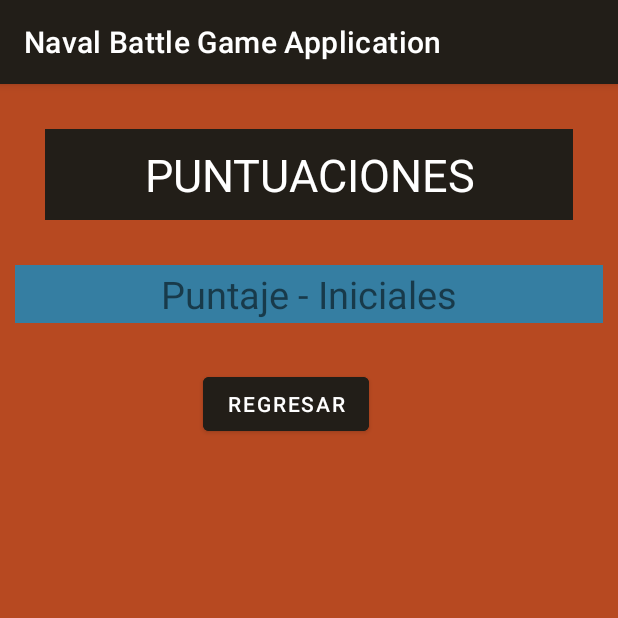
After one commit to ersalazar/battle-movil, an Android app: the ScoresActivity screen opened directly, with no data from a screen before it, on a phone screen of 412 x 824 dp, the top half of it. The commit adds this screen. Run offline under Robolectric (Android 15) with nearby library versions, the phone set to English and light mode, and no system bars; our stand-ins replace Firebase (no records; nobody signed in at launch, a user with empty details on screens opened directly).

Commit message:
login with auth and score avtivity check

```diff
--- a/app/src/main/AndroidManifest.xml
+++ b/app/src/main/AndroidManifest.xml
@@ -13,6 +13,9 @@
         android:supportsRtl="true"
         android:theme="@style/Theme.NavalBattleGameApplication"
         tools:targetApi="31">
+        <activity
+            android:name=".ScoresActivity"
+            android:exported="false" />
         <activity
             android:name=".GameActivity"
             android:exported="false" />
--- /dev/null
+++ b/app/src/main/java/com/example/navalbattlegameapplication/ScoresActivity.kt
@@ -0,0 +1,64 @@
+package com.example.navalbattlegameapplication
+
+import android.annotation.SuppressLint
+import androidx.appcompat.app.AppCompatActivity
+import android.os.Bundle
+import android.content.Intent
+import android.widget.Button
+import android.widget.LinearLayout
+import android.widget.TextView
+import com.example.navalbattlegameapplication.models.User
+import com.google.firebase.database.DataSnapshot
+import com.google.firebase.database.ktx.database
+import com.google.firebase.ktx.Firebase
+
+class ScoresActivity : AppCompatActivity() {
+    lateinit var llScores: LinearLayout
+    lateinit var txtTop: TextView
+    lateinit var btnBack: Button
+
+    @SuppressLint("SetTextI18n")
+    override fun onCreate(savedInstanceState: Bundle?) {
+        super.onCreate(savedInstanceState)
+        setContentView(R.layout.activity_scores)
+
+
+        txtTop = findViewById<TextView>(R.id.txt_top)
+        txtTop.text = "Puntaje - Iniciales"
+
+        llScores = findViewById<LinearLayout>(R.id.linear_scores)
+
+        val database = Firebase.database
+        val msg = database.getReference("message")
+        msg.setValue("Conectado a Firebase desde Scores!")
+
+        val usersRef = database.getReference(USER)
+        var userList = mutableListOf<User>()
+        usersRef.get().addOnSuccessListener {
+            val users = it.children
+            for (user in users){
+                val maxPoints = user.child(MAX_POINTS).value.toString()
+                val username = user.child(USERNAME).value.toString()
+
+                val userTemp = User(username = username, maxPoints = maxPoints.toInt())
+                userList.add(userTemp)
+            }
+            userList.sortByDescending { it.maxPoints }
+            for(user in userList){
+                val tvGame = TextView(this)
+                tvGame.text = "   ${user.maxPoints}   -   ${user.username}"
+                tvGame.gravity = txtTop.gravity
+                tvGame.textSize = 25f
+                llScores.addView(tvGame)
+            }
+        }
+
+
+
+        btnBack = findViewById<Button>(R.id.btn_regresar)
+        btnBack.setOnClickListener{
+            val act1 = Intent(this,MainActivity::class.java)
+            startActivity(act1)
+        }
+    }
+}
--- a/app/src/main/java/com/example/navalbattlegameapplication/models/User.kt
+++ b/app/src/main/java/com/example/navalbattlegameapplication/models/User.kt
@@ -6,6 +6,6 @@ data class User(
     var email: String? = null,
     var password: String? = null,
     var active: Boolean? = false,
-    var maxPoints: Number? = null,
-    var currentPoints: Number? = null
+    var maxPoints: Int? = 0,
+    var currentPoints: Int? = 0
 )
--- /dev/null
+++ b/app/src/main/res/layout/activity_scores.xml
@@ -0,0 +1,75 @@
+<?xml version="1.0" encoding="utf-8"?>
+<LinearLayout xmlns:android="http://schemas.android.com/apk/res/android"
+    xmlns:app="http://schemas.android.com/apk/res-auto"
+    xmlns:tools="http://schemas.android.com/tools"
+    android:layout_width="match_parent"
+    android:layout_height="match_parent"
+    android:background="#b74921"
+    android:orientation="vertical"
+    tools:context=".ScoresActivity">
+
+    <LinearLayout
+        android:layout_width="match_parent"
+        android:layout_height="wrap_content"
+        android:layout_margin="30dp"
+        android:background="@color/darkgrey"
+        android:orientation="horizontal">
+
+        <TextView
+            android:id="@+id/txt_puntuacion"
+            android:layout_width="wrap_content"
+            android:layout_height="wrap_content"
+            android:layout_margin="10dp"
+            android:layout_weight="1"
+            android:text="PUNTUACIONES"
+            android:gravity = "center"
+            android:textColor="@color/white"
+            android:textSize="30sp" />
+    </LinearLayout>
+
+    <ScrollView
+        android:layout_width="match_parent"
+        android:layout_height="wrap_content">
+        <LinearLayout
+            android:id="@+id/linear_scores"
+            android:layout_width="match_parent"
+            android:layout_height="wrap_content"
+            android:background="#357ea2"
+            android:layout_gravity="center"
+            android:layout_marginEnd="10dp"
+            android:layout_marginStart="10dp"
+            android:orientation="vertical">
+
+            <TextView
+                android:id="@+id/txt_top"
+                android:layout_width="match_parent"
+                android:layout_height="wrap_content"
+                android:layout_gravity="center"
+                android:layout_margin="2dp"
+                android:gravity="center"
+                android:text="TOP - INICIALES - PUNTAJE"
+                android:textSize="25dp" />
+        </LinearLayout>
+    </ScrollView>
+
+    <LinearLayout
+        android:layout_width="match_parent"
+        android:layout_height="wrap_content"
+        android:layout_margin="30dp"
+        android:orientation="horizontal"
+        android:gravity = "center">
+
+        <Button
+            android:id="@+id/btn_regresar"
+            android:layout_width="wrap_content"
+            android:layout_height="wrap_content"
+            android:layout_gravity="center_horizontal"
+            android:layout_marginTop="30dp"
+            android:layout_marginEnd="30dp"
+            android:backgroundTint="@color/darkgrey"
+            android:text="Regresar" />
+
+    </LinearLayout>
+
+
+</LinearLayout>
```
Also changed, not shown: app/build.gradle (+4 -3 lines), app/src/main/java/com/example/navalbattlegameapplication/GameActivity.kt (+42 -0 lines), app/src/main/java/com/example/navalbattlegameapplication/LoginActivity.kt (+53 -51 lines), app/src/main/java/com/example/navalbattlegameapplication/MainActivity.kt (+39 -20 lines), app/src/main/res/layout/actitity_main.xml (+6 -2 lines), app/src/main/res/layout/activity_game.xml (+53 -2 lines), app/src/main/res/layout/activity_login2.xml (+8 -3 lines).
